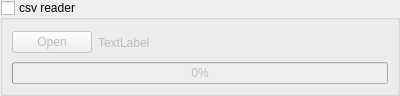
Before: the Qt Designer form QExternalPort/src/Commands/CSV/qcsvreaderwidget.ui in maartenverbandt/QtModules, drawn with Qt 5.
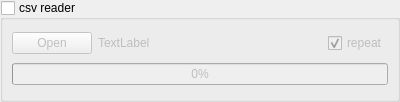
After: the same form once the commit is applied.

Commit message: Add repeat button to CSV widget

The edit to the form file:
```diff
--- a/QExternalPort/src/Commands/CSV/qcsvreaderwidget.ui
+++ b/QExternalPort/src/Commands/CSV/qcsvreaderwidget.ui
@@ -7,7 +7,7 @@
     <x>0</x>
     <y>0</y>
     <width>400</width>
-    <height>96</height>
+    <height>102</height>
    </rect>
   </property>
   <property name="sizePolicy">
@@ -65,7 +65,7 @@
         <item>
          <widget class="QLabel" name="label">
           <property name="sizePolicy">
-           <sizepolicy hsizetype="Minimum" vsizetype="Minimum">
+           <sizepolicy hsizetype="Expanding" vsizetype="Minimum">
             <horstretch>0</horstretch>
             <verstretch>0</verstretch>
            </sizepolicy>
@@ -75,6 +75,22 @@
           </property>
          </widget>
         </item>
+        <item>
+         <widget class="QCheckBox" name="repeat">
+          <property name="sizePolicy">
+           <sizepolicy hsizetype="Minimum" vsizetype="Fixed">
+            <horstretch>0</horstretch>
+            <verstretch>0</verstretch>
+           </sizepolicy>
+          </property>
+          <property name="text">
+           <string>repeat</string>
+          </property>
+          <property name="checked">
+           <bool>true</bool>
+          </property>
+         </widget>
+        </item>
        </layout>
       </item>
       <item>
```
The commit also changes 3 other files.
